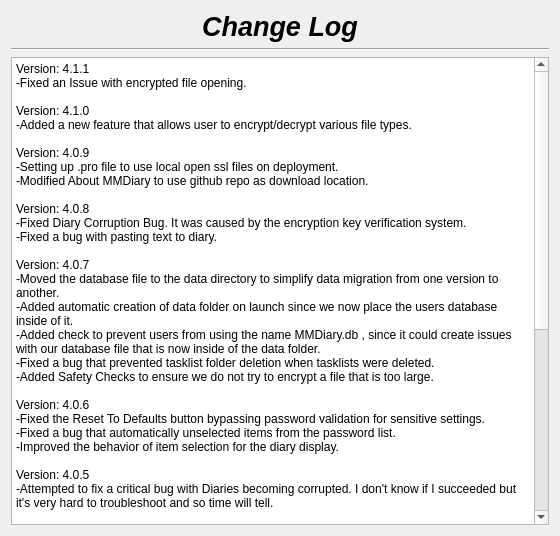
Old version of the form changelog.ui in the repository therealMaPMaKeR/MMDiary.
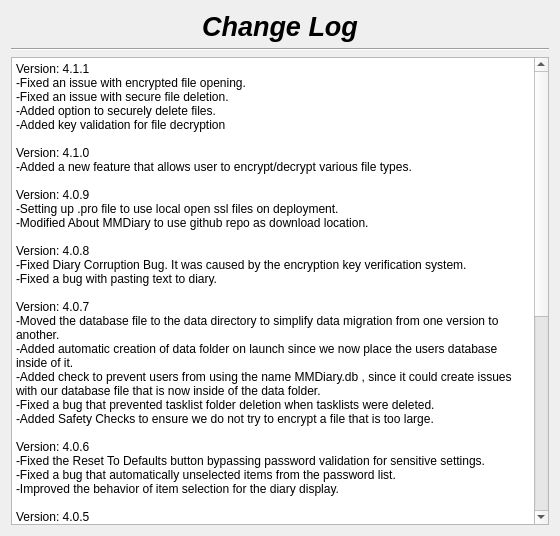
New version of the form.

What changed in the file:
```diff
--- a/changelog.ui
+++ b/changelog.ui
@@ -55,7 +55,9 @@
 li.unchecked::marker { content: &quot;\2610&quot;; }
 li.checked::marker { content: &quot;\2612&quot;; }
 &lt;/style&gt;&lt;/head&gt;&lt;body style=&quot; font-family:'Segoe UI'; font-size:9pt; font-weight:400; font-style:normal;&quot;&gt;
-&lt;p style=&quot; margin-top:0px; margin-bottom:0px; margin-left:0px; margin-right:0px; -qt-block-indent:0; text-indent:0px;&quot;&gt;Version: 4.1.1&lt;br /&gt;-Fixed an Issue with encrypted file opening.&lt;/p&gt;
+&lt;p style=&quot; margin-top:0px; margin-bottom:0px; margin-left:0px; margin-right:0px; -qt-block-indent:0; text-indent:0px;&quot;&gt;Version: 4.1.1&lt;br /&gt;-Fixed an issue with encrypted file opening.&lt;/p&gt;
+&lt;p style=&quot; margin-top:0px; margin-bottom:0px; margin-left:0px; margin-right:0px; -qt-block-indent:0; text-indent:0px;&quot;&gt;-Fixed an issue with secure file deletion.&lt;br /&gt;-Added option to securely delete files.&lt;/p&gt;
+&lt;p style=&quot; margin-top:0px; margin-bottom:0px; margin-left:0px; margin-right:0px; -qt-block-indent:0; text-indent:0px;&quot;&gt;-Added key validation for file decryption&lt;/p&gt;
 &lt;p style=&quot;-qt-paragraph-type:empty; margin-top:0px; margin-bottom:0px; margin-left:0px; margin-right:0px; -qt-block-indent:0; text-indent:0px;&quot;&gt;&lt;br /&gt;&lt;/p&gt;
 &lt;p style=&quot; margin-top:0px; margin-bottom:0px; margin-left:0px; margin-right:0px; -qt-block-indent:0; text-indent:0px;&quot;&gt;Version: 4.1.0&lt;br /&gt;-Added a new feature that allows user to encrypt/decrypt various file types.&lt;/p&gt;
 &lt;p style=&quot;-qt-paragraph-type:empty; margin-top:0px; margin-bottom:0px; margin-left:0px; margin-right:0px; -qt-block-indent:0; text-indent:0px;&quot;&gt;&lt;br /&gt;&lt;/p&gt;
```
